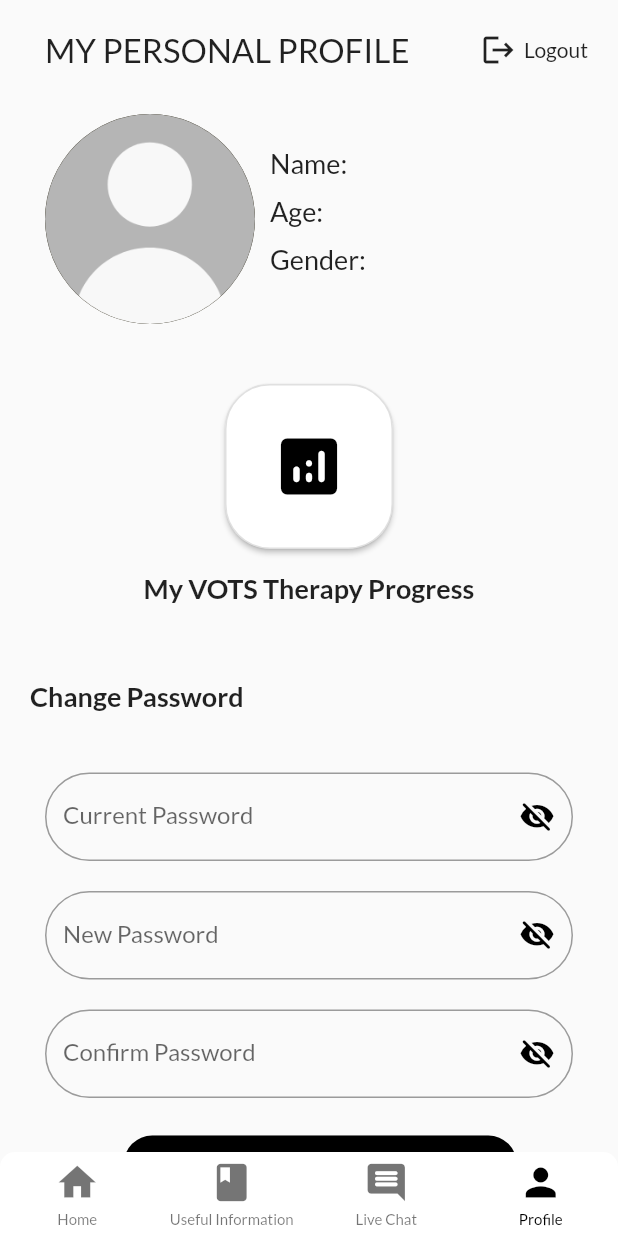
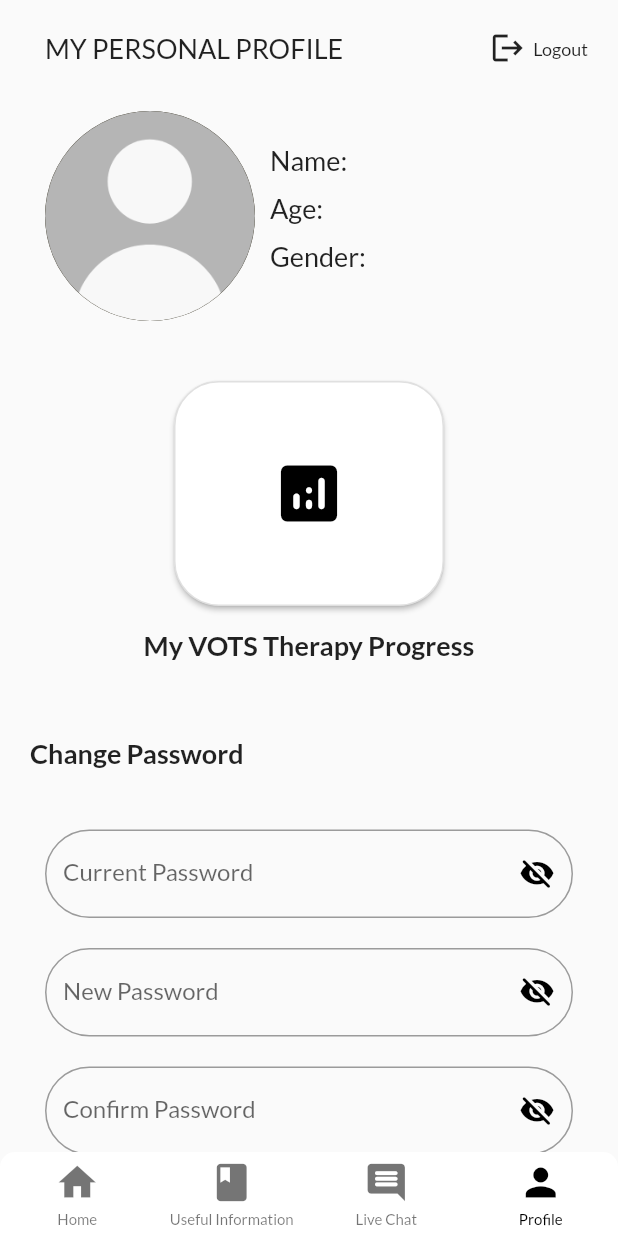
Before and after one commit to lydia0423/TB_e_health, a Flutter app: the screen it shows once a user with an empty profile is signed in, item 4 of the bottom bar chosen, on a phone screen of 412 x 824 dp. Run offline on Flutter 3.47's test engine with Material 2 defaults, Android fonts, the phone set to English and light mode, and no system bars; drawn by our look-alikes of persistent_bottom_nav_bar; our stand-ins replace bubble, cloud_firestore, date_format, device_preview, firebase_auth, firebase_core and 11 more; missing offline and left inert: android_alarm_manager; accounts and stored records are empty; statements that could not run were skipped.

Commit message:
fix profile layout.

```diff
--- a/lib/screens/profile/profile.dart
+++ b/lib/screens/profile/profile.dart
@@ -1,5 +1,6 @@
 import 'package:firebase_auth/firebase_auth.dart';
 import 'package:flutter/material.dart';
+import 'package:tb_e_health/common/constants.dart';
 import 'package:tb_e_health/custom_widgets/custom_alert_dialog.dart';
 import 'package:tb_e_health/models/active_user.dart';
 import 'package:tb_e_health/services/auth_service.dart';
@@ -41,7 +42,8 @@ class _ProfileState extends State<Profile> {
                         Text(
                           'MY PERSONAL PROFILE',
                           style: TextStyle(
-                              fontSize: 22.0, fontWeight: FontWeight.w500),
+                              fontSize: Constants.titleFs,
+                              fontWeight: FontWeight.w500),
                         ),
                         InkWell(
                           child: Container(
@@ -51,7 +53,9 @@ class _ProfileState extends State<Profile> {
                                 SizedBox(
                                   width: 5,
                                 ),
-                                Text('Logout'),
+                                Text('Logout',
+                                    style:
+                                        TextStyle(fontSize: Constants.textFs)),
                               ],
                             ),
                           ),
@@ -84,6 +88,7 @@ class _ProfileState extends State<Profile> {
                   ),
                   Row(
                     mainAxisAlignment: MainAxisAlignment.start,
+                    crossAxisAlignment: CrossAxisAlignment.center,
                     children: [
                       Padding(
                         padding:
@@ -104,24 +109,26 @@ class _ProfileState extends State<Profile> {
                         crossAxisAlignment: CrossAxisAlignment.start,
                         children: [
                           Text("Name: ${user.data!.name}",
-                              style: TextStyle(fontSize: 18.0)),
+                              style: TextStyle(fontSize: Constants.titleFs)),
                           SizedBox(height: 10.0),
                           Text(
                             "Age: ${user.data!.age}",
-                            style: TextStyle(fontSize: 18.0),
+                            style: TextStyle(fontSize: Constants.titleFs),
                           ),
                           SizedBox(height: 10.0),
                           Text(
                             "Gender: ${user.data!.gender}",
-                            style: TextStyle(fontSize: 18.0),
+                            style: TextStyle(fontSize: Constants.titleFs),
                           ),
                         ],
                       ),
                     ],
                   ),
                   SizedBox(height: 30.0),
-                  Padding(
-                    padding: EdgeInsets.symmetric(horizontal: 150.0),
+                  Center(
+                    child: SizedBox(
+                      height: 150,
+                      width: 180,
                       child: OutlinedButton(
                           onPressed: () => Navigator.push(context,
                                   MaterialPageRoute(builder: (context) {
@@ -139,6 +146,7 @@ class _ProfileState extends State<Profile> {
                             padding: EdgeInsets.all(30.0),
                             elevation: 1.5,
                           )),
+                    ),
                   ),
                   SizedBox(
                     height: 15.0,
@@ -305,7 +313,9 @@ class _ProfileState extends State<Profile> {
               ),
             );
           } else {
-            return LinearProgressIndicator();
+            return CircularProgressIndicator(
+              valueColor: AlwaysStoppedAnimation<Color>(Colors.grey),
+            );
           }
         });
   }
```
Also changed, not shown: lib/screens/profile/daily_progress_board.dart (+20 -12 lines). Lines whose indentation alone changed are shown as unchanged.
